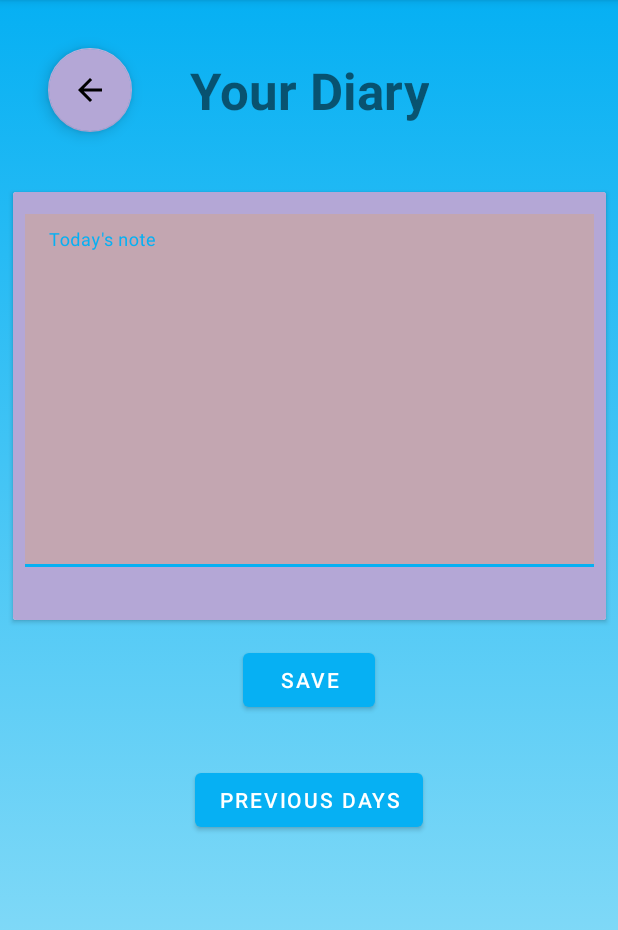
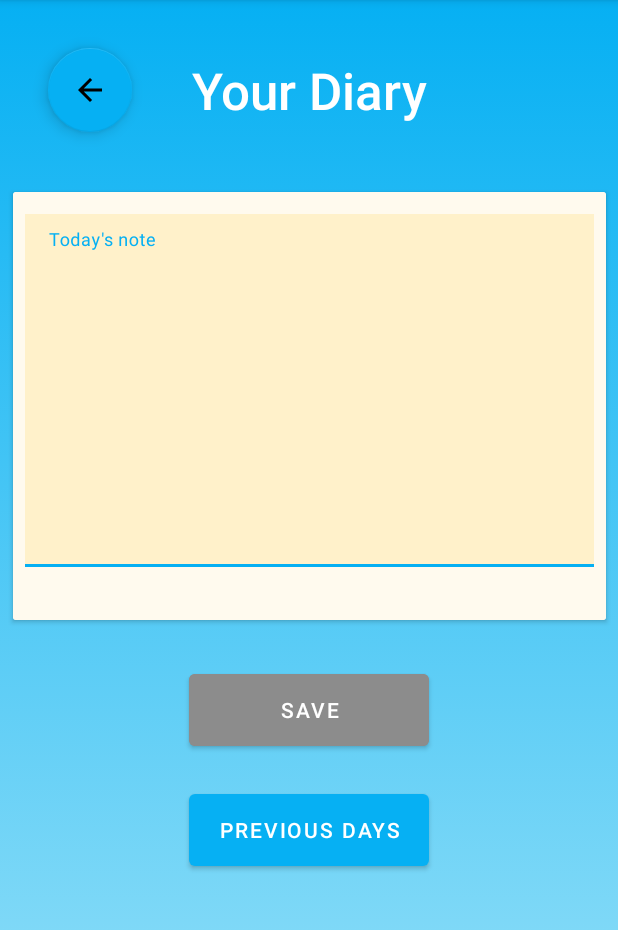
Before and after one commit to The-Doctors-PM/project-m, an Android app: the MyDiaryActivity screen opened directly, with no data from a screen before it, on a phone screen of 412 x 824 dp, the part 84-1014 px from its top. Run offline under Robolectric (Android 15) with nearby library versions, the phone set to English and light mode, and no system bars; our stand-ins replace Room's generated code.

Commit message:
Changes on goals + diary
Updated front end on goals and diary activity

```diff
--- a/app/src/main/java/com/example/feelingfinder/MainActivity.java
+++ b/app/src/main/java/com/example/feelingfinder/MainActivity.java
@@ -4,7 +4,6 @@ import android.content.Intent;
 import android.os.Bundle;
 import android.view.View;
 import android.widget.ImageButton;
-
 import androidx.appcompat.app.AppCompatActivity;
 
 import com.example.feelingfinder.Diary.MyDiaryActivity;
@@ -55,7 +54,6 @@ public class MainActivity extends AppCompatActivity {
                 Intent i = new Intent(MainActivity.this, ProfilePlaceholderActivity.class);
                 startActivity(i);
             }
-
         });
     }
 }
--- a/app/src/main/res/drawable/baseline_delete_24.xml
+++ b/app/src/main/res/drawable/baseline_delete_24.xml
@@ -1,4 +1,4 @@
-<vector android:height="24dp" android:tint="#000000"
+<vector android:height="24dp" android:tint="#FFFFFF"
     android:viewportHeight="24" android:viewportWidth="24"
     android:width="24dp" xmlns:android="http://schemas.android.com/apk/res/android">
     <path android:fillColor="@android:color/white" android:pathData="M6,19c0,1.1 0.9,2 2,2h8c1.1,0 2,-0.9 2,-2V7H6v12zM19,4h-3.5l-1,-1h-5l-1,1H5v2h14V4z"/>
--- a/app/src/main/res/drawable/baseline_edit_24.xml
+++ b/app/src/main/res/drawable/baseline_edit_24.xml
@@ -1,4 +1,4 @@
-<vector android:height="24dp" android:tint="#000000"
+<vector android:height="24dp" android:tint="#FFFFFF"
     android:viewportHeight="24" android:viewportWidth="24"
     android:width="24dp" xmlns:android="http://schemas.android.com/apk/res/android">
     <path android:fillColor="@android:color/white" android:pathData="M3,17.25V21h3.75L17.81,9.94l-3.75,-3.75L3,17.25zM20.71,7.04c0.39,-0.39 0.39,-1.02 0,-1.41l-2.34,-2.34c-0.39,-0.39 -1.02,-0.39 -1.41,0l-1.83,1.83 3.75,3.75 1.83,-1.83z"/>
--- a/app/src/main/res/drawable/round_button.xml
+++ b/app/src/main/res/drawable/round_button.xml
@@ -1,5 +1,5 @@
 <shape xmlns:android="http://schemas.android.com/apk/res/android"
     android:shape="rectangle">
-    <corners android:radius="30dp" />
-    <solid android:color="#7AA6EA"/>
+    <corners android:radius="25dp" />
+    <solid android:color="#FFFFFF"/>
 </shape>
--- a/app/src/main/res/layout/activity_my_diary.xml
+++ b/app/src/main/res/layout/activity_my_diary.xml
@@ -16,7 +16,7 @@
         android:layout_marginTop="32dp"
         android:clickable="true"
         android:contentDescription="Back"
-        app:backgroundTint="@color/pastel_purple"
+        app:backgroundTint="@color/blueSplash"
         app:layout_constraintStart_toStartOf="parent"
         app:layout_constraintTop_toTopOf="parent"
         app:srcCompat="@drawable/baseline_arrow_back_24" />
@@ -35,7 +35,7 @@
         <androidx.constraintlayout.widget.ConstraintLayout
             android:layout_width="match_parent"
             android:layout_height="match_parent"
-            android:background="@color/pastel_purple">
+            android:background="@color/IslandSpice">
 
             <com.google.android.material.textfield.TextInputLayout
                 android:id="@+id/textInputLayout"
@@ -55,7 +55,7 @@
                     android:id="@+id/todaysNote"
                     android:layout_width="match_parent"
                     android:layout_height="235dp"
-                    android:background="@color/pastel_pink"
+                    android:background="@color/ButterMilk"
                     android:hint="Today's note"
                     android:singleLine="false" />
 
@@ -83,9 +83,9 @@
 
     <Button
         android:id="@+id/previousDaysButton"
-        android:layout_width="wrap_content"
-        android:layout_height="wrap_content"
-        android:layout_marginTop="32dp"
+        android:layout_width="160dp"
+        android:layout_height="60dp"
+        android:layout_marginTop="20dp"
         android:layout_marginBottom="32dp"
         android:text="Previous Days"
         app:layout_constraintBottom_toBottomOf="parent"
@@ -96,10 +96,12 @@
 
     <Button
         android:id="@+id/saveButton"
-        android:layout_width="wrap_content"
-        android:layout_height="wrap_content"
-        android:layout_marginTop="16dp"
+        android:layout_width="160dp"
+        android:layout_height="60dp"
+        android:layout_marginTop="30dp"
         android:text="Save"
+        android:textColor="@color/white"
+        android:backgroundTint="@color/Grey"
         app:layout_constraintEnd_toEndOf="parent"
         app:layout_constraintStart_toStartOf="parent"
         app:layout_constraintTop_toBottomOf="@+id/cardView" />
@@ -109,6 +111,8 @@
         android:layout_width="wrap_content"
         android:layout_height="wrap_content"
         android:text="Your Diary"
+        android:textColor="@color/white"
+        android:fontFamily="sans-serif-light"
         android:textAlignment="center"
         android:textSize="34sp"
         android:textStyle="bold"
--- a/app/src/main/res/values/colors.xml
+++ b/app/src/main/res/values/colors.xml
@@ -6,10 +6,16 @@
     <color name="teal_200">#FF03DAC5</color>
     <color name="teal_700">#FF018786</color>
     <color name="black">#FF000000</color>
+    <color name="Grey">#8C8C8C</color>
     <color name="white">#FFFFFFFF</color>
     <color name="blueSplash">#06B0F3</color>
     <color name="blueDarker">#0679F3</color>
+    <color name="ivoryBlue">#c0e6f0</color>
+    <color name="skyBlue">#b5cae9</color>
+    <color name="cornFlower">#7179ba</color>
 
+    <color name="IslandSpice">#FFFAEE</color>
+    <color name="ButterMilk">#FFF1CA</color>
 
     <color name="pastel_pink">#FFC3A6B1</color>
     <color name="pastel_purple">#FFB4A7D6</color>
```
Also changed, not shown: app/src/main/res/layout/activity_goals.xml (+5 -3 lines), app/src/main/res/layout/goal_row.xml (+10 -9 lines).
